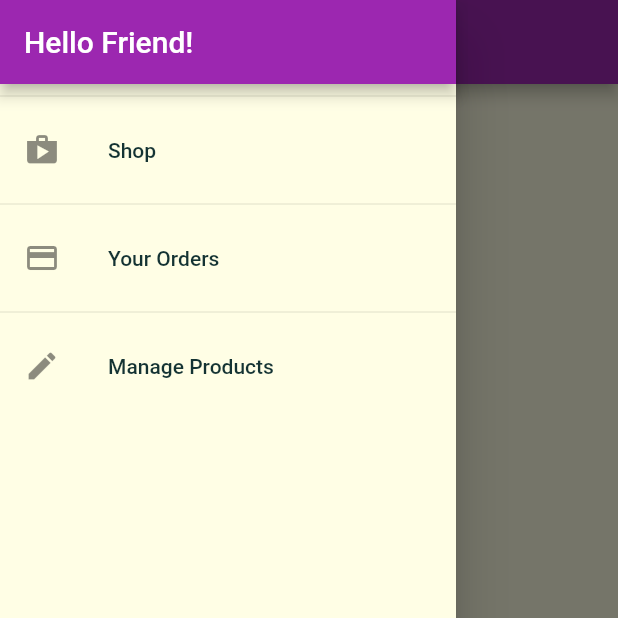
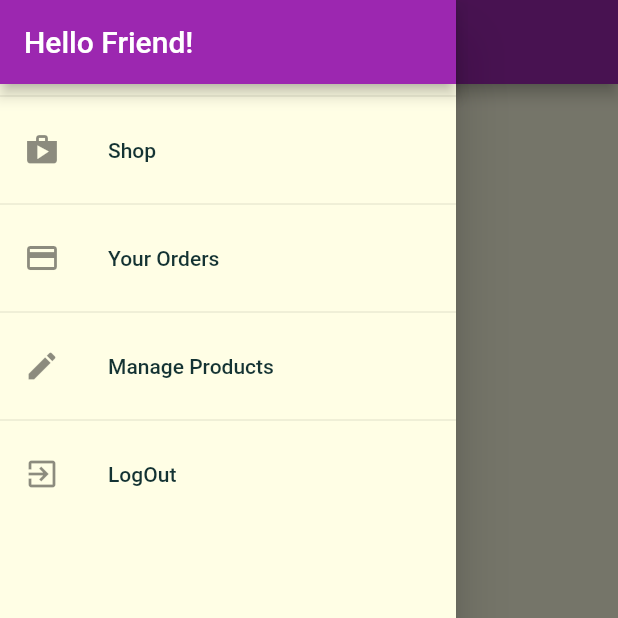
Before and after one commit to ndtam273/shop_app, a Flutter app: the OrdersScreen screen opened by its route, with the side drawer open, on a phone screen of 412 x 824 dp, the top half of it. Run offline on Flutter 3.47's test engine with Material 2 defaults, Android fonts, the phone set to English and light mode, and no system bars; network calls fail; Roboto replaces fonts that are missing (Anton-Regular).

```diff
--- a/lib/main.dart
+++ b/lib/main.dart
@@ -37,7 +37,7 @@ class MyApp extends StatelessWidget {
           ChangeNotifierProxyProvider<Auth, Orders>(
             create: null,
             update: (ctx, auth, previousOrders) => Orders(auth.token,
-                previousOrders == null ? [] : previousOrders.orders),
+                previousOrders == null ? [] : previousOrders.orders, auth.userId),
           ),
         ],
         child: Consumer<Auth>(
--- a/lib/providers/orders.dart
+++ b/lib/providers/orders.dart
@@ -20,8 +20,9 @@ class OrderItem {
 class Orders with ChangeNotifier {
   List<OrderItem> _orders = [];
   final String authToken;
+  final String userId;
 
-  Orders(this.authToken, this._orders);
+  Orders(this.authToken, this._orders, this.userId);
 
   List<OrderItem> get orders {
     return [..._orders];
@@ -29,7 +30,7 @@ class Orders with ChangeNotifier {
 
   Future<void> fetchAndSetOrders() async {
     final url =
-        'https://flutter-shop-app273.firebaseio.com/orders.json?auth=$authToken';
+        'https://flutter-shop-app273.firebaseio.com/orders/$userId.json?auth=$authToken';
     try {
       final response = await http.get(url);
       final List<OrderItem> loadedOrders = [];
@@ -60,7 +61,7 @@ class Orders with ChangeNotifier {
 
   Future<void> addOrder(List<CartItem> cartProducts, double total) async {
     final url =
-        'https://flutter-shop-app273.firebaseio.com/orders.json?auth=$authToken';
+        'https://flutter-shop-app273.firebaseio.com/orders/$userId.json?auth=$authToken';
     final timestamp = DateTime.now();
     try {
       final response = await http.post(url,
--- a/lib/widgets/app_drawer.dart
+++ b/lib/widgets/app_drawer.dart
@@ -1,6 +1,8 @@
 import 'package:flutter/material.dart';
 import '../screens/orders_screen.dart';
 import '../screens/users_products_screen.dart';
+import 'package:provider/provider.dart';
+import '../providers/auth.dart';
 
 class AppDrawer extends StatelessWidget {
   @override
@@ -38,6 +40,15 @@ class AppDrawer extends StatelessWidget {
                   .pushReplacementNamed(UserProductsScreen.routeName);
             },
           ),
+          Divider(),
+          ListTile(
+            leading: Icon(Icons.exit_to_app),
+            title: Text('LogOut'),
+            onTap: () {
+              Navigator.of(context).pop();
+              Provider.of<Auth>(context, listen: false).logout();
+            },
+          ),
         ],
       ),
     );
```
Also changed, not shown: lib/providers/auth.dart (+22 -0 lines).
